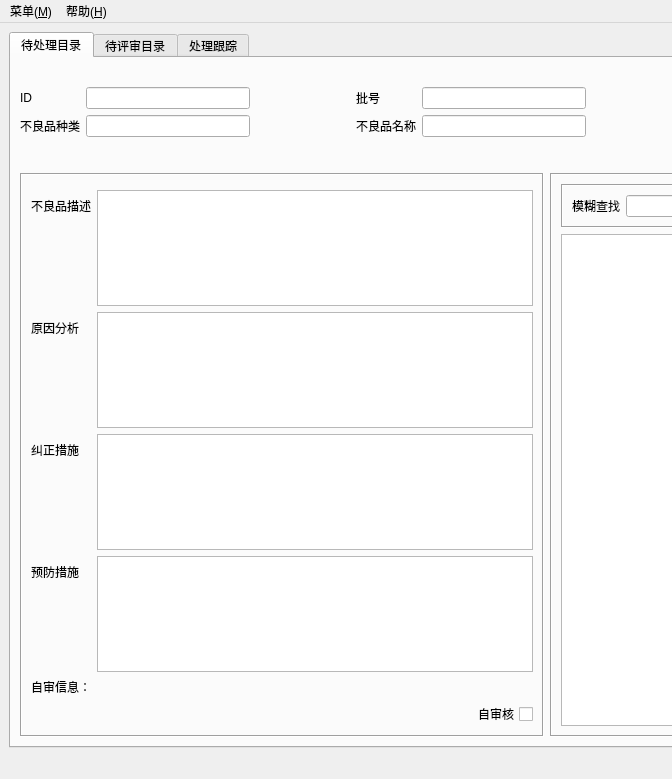
This is mainwindow.ui in xeeboy/PartsReview as Qt 5 draws it before an edit; both pictures show x 0 to 672 and y 0 to 779 of the 1094 by 779 pixel window. The edited form follows.
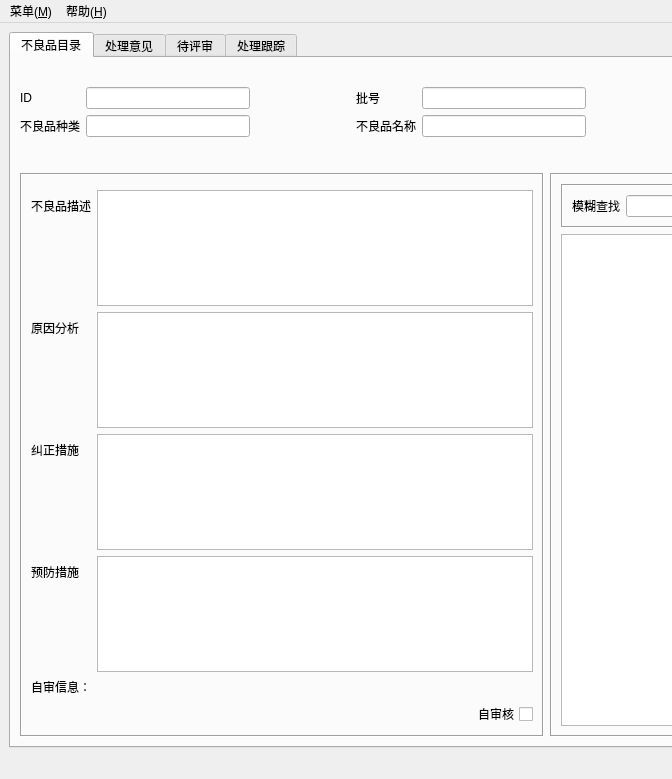
This is the edited form. The open tabs and pages were chosen to show the change. Icons and pictures are not drawn.

Patch:
```diff
--- a/mainwindow.ui
+++ b/mainwindow.ui
@@ -42,7 +42,7 @@
          <normaloff>icons/dir.png</normaloff>icons/dir.png</iconset>
        </attribute>
        <attribute name="title">
-        <string>待处理目录</string>
+        <string>不良品目录</string>
        </attribute>
        <layout class="QVBoxLayout" name="verticalLayout_6">
         <item>
@@ -284,8 +284,8 @@
                  </property>
                 </widget>
                </item>
-               <item row="6" column="0" colspan="2">
-                <widget class="QLabel" name="lbl_writerinfo">
+               <item row="6" column="0">
+                <widget class="QLabel" name="label_17">
                  <property name="text">
                   <string>自审信息：</string>
                  </property>
@@ -371,13 +371,23 @@
         </item>
        </layout>
       </widget>
+      <widget class="QWidget" name="tab_dealidea">
+       <attribute name="icon">
+        <iconset>
+         <normaloff>C:/Users/Administrator/.designer/backup/icons/dealidea.ico</normaloff>C:/Users/Administrator/.designer/backup/icons/dealidea.ico</iconset>
+       </attribute>
+       <attribute name="title">
+        <string>处理意见</string>
+       </attribute>
+       <layout class="QHBoxLayout" name="horizontalLayout_3"/>
+      </widget>
       <widget class="QWidget" name="tab_onpreving">
        <attribute name="icon">
         <iconset>
          <normaloff>icons/find.png</normaloff>icons/find.png</iconset>
        </attribute>
        <attribute name="title">
-        <string>待评审目录</string>
+        <string>待评审</string>
        </attribute>
       </widget>
       <widget class="QWidget" name="tab_following">
```
Left out of the diff: 39 changed lines with no effect on the pictures.
